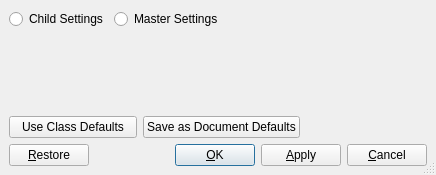
The window that src/frontends/qt4/ui/DocumentUi.ui (cburschka/lyx) describes before a commit, drawn with Qt 5.
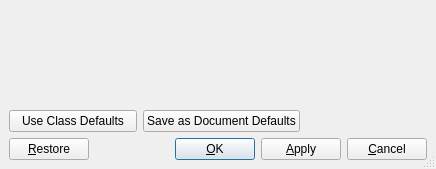
The same window after the commit. Custom widgets are drawn as their Qt base class.

Commit message: revert unintended commit.

```diff
--- a/src/frontends/qt4/ui/DocumentUi.ui
+++ b/src/frontends/qt4/ui/DocumentUi.ui
@@ -6,7 +6,7 @@
     <x>0</x>
     <y>0</y>
     <width>436</width>
-    <height>175</height>
+    <height>169</height>
    </rect>
   </property>
   <property name="sizePolicy" >
@@ -30,50 +30,7 @@
    <property name="spacing" >
     <number>6</number>
    </property>
-   <item row="0" column="0" >
-    <layout class="QHBoxLayout" >
-     <property name="margin" >
-      <number>0</number>
-     </property>
-     <property name="spacing" >
-      <number>6</number>
-     </property>
-     <item>
-      <widget class="QRadioButton" name="childRB" >
-       <property name="toolTip" >
-        <string>Click to edit the settings of the child document</string>
-       </property>
-       <property name="text" >
-        <string>Child Settings</string>
-       </property>
-      </widget>
-     </item>
-     <item>
-      <widget class="QRadioButton" name="masterRB" >
-       <property name="toolTip" >
-        <string>Click to edit the settings of the Master document</string>
-       </property>
-       <property name="text" >
-        <string>Master Settings</string>
-       </property>
-      </widget>
-     </item>
-     <item>
-      <spacer>
-       <property name="orientation" >
-        <enum>Qt::Horizontal</enum>
-       </property>
-       <property name="sizeHint" >
-        <size>
-         <width>181</width>
-         <height>20</height>
-        </size>
-       </property>
-      </spacer>
-     </item>
-    </layout>
-   </item>
-   <item row="3" column="0" >
+   <item row="2" column="0" >
     <layout class="QHBoxLayout" >
      <property name="margin" >
       <number>0</number>
@@ -133,7 +90,7 @@
      </item>
     </layout>
    </item>
-   <item row="2" column="0" >
+   <item row="1" column="0" >
     <layout class="QHBoxLayout" >
      <property name="margin" >
       <number>0</number>
@@ -195,7 +152,7 @@
      </item>
     </layout>
    </item>
-   <item row="1" column="0" >
+   <item row="0" column="0" >
     <widget class="lyx::frontend::PanelStack" native="1" name="docPS" />
    </item>
   </layout>
```
